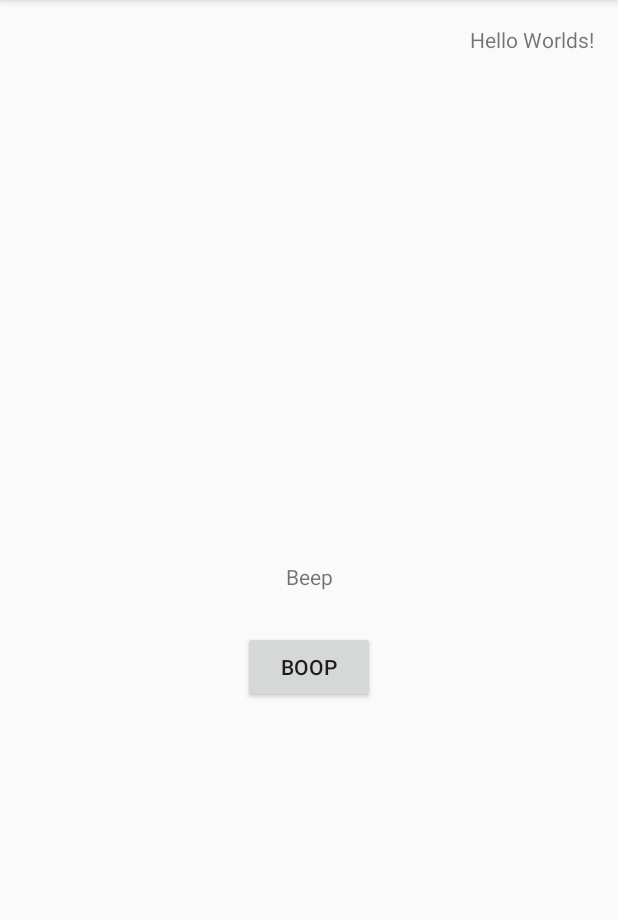
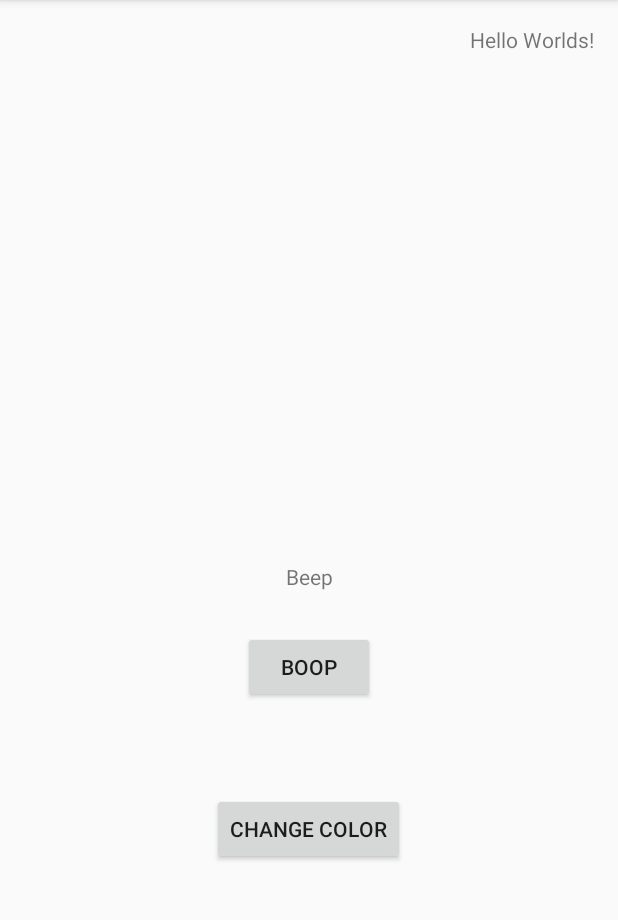
Before and after one commit to jawkob/MIPT-PD1, an Android app: the screen it shows after launch (MainActivity), on a phone screen of 412 x 824 dp, the part 84-1004 px from its top. Run offline under Robolectric (Android 15) with nearby library versions, the phone set to English and light mode, and no system bars.

Commit message:
final commit

```diff
--- a/app/src/main/java/com/example/hlwrld22/MainActivity.java
+++ b/app/src/main/java/com/example/hlwrld22/MainActivity.java
@@ -2,6 +2,7 @@ package com.example.hlwrld22;
 
 import androidx.appcompat.app.AppCompatActivity;
 
+import android.graphics.Color;
 import android.os.Bundle;
 import android.view.View;
 import android.widget.TextView;
@@ -21,4 +22,8 @@ public class MainActivity extends AppCompatActivity {
     public void onBtnChangeTextPress(View view) {
         this.simple_txt.setText("beep beep boop boop");
     }
+
+    public void onBtnChangeTextColorPress(View view) {
+        this.simple_txt.setTextColor(Color.RED);
+    }
 }
--- a/app/src/main/res/layout/activity_main.xml
+++ b/app/src/main/res/layout/activity_main.xml
@@ -18,11 +18,11 @@
         app:layout_constraintVertical_bias="0.022" />
 
     <Button
-        android:id="@+id/btn_ChangeTetxt"
+        android:id="@+id/btn_ChangeText"
         android:layout_width="wrap_content"
         android:layout_height="wrap_content"
+        android:onClick="onBtnChangeTextPress"
         android:text="@string/boop"
-        android:onClick="onBtnChangeTextPress"
         app:layout_constraintBottom_toBottomOf="parent"
         app:layout_constraintEnd_toEndOf="parent"
         app:layout_constraintHorizontal_bias="0.5"
@@ -41,4 +41,18 @@
         app:layout_constraintStart_toStartOf="parent"
         app:layout_constraintTop_toTopOf="parent" />
 
+    <Button
+        android:id="@+id/btn_ChangeTextColor"
+        android:layout_width="wrap_content"
+        android:layout_height="wrap_content"
+        android:layout_marginTop="60dp"
+        android:text="@string/change_color"
+        android:onClick="onBtnChangeTextColorPress"
+        app:layout_constraintBottom_toBottomOf="parent"
+        app:layout_constraintEnd_toEndOf="parent"
+        app:layout_constraintHorizontal_bias="0.498"
+        app:layout_constraintStart_toStartOf="parent"
+        app:layout_constraintTop_toBottomOf="@+id/btn_ChangeText"
+        app:layout_constraintVertical_bias="0.0" />
+
 </androidx.constraintlayout.widget.ConstraintLayout>
--- a/app/src/main/res/values/strings.xml
+++ b/app/src/main/res/values/strings.xml
@@ -3,4 +3,5 @@
     <string name="boop">boop</string>
     <string name="textview1">Beep</string>
     <string name="hello_worlds">Hello Worlds!</string>
+    <string name="change_color">Change color</string>
 </resources>
```
